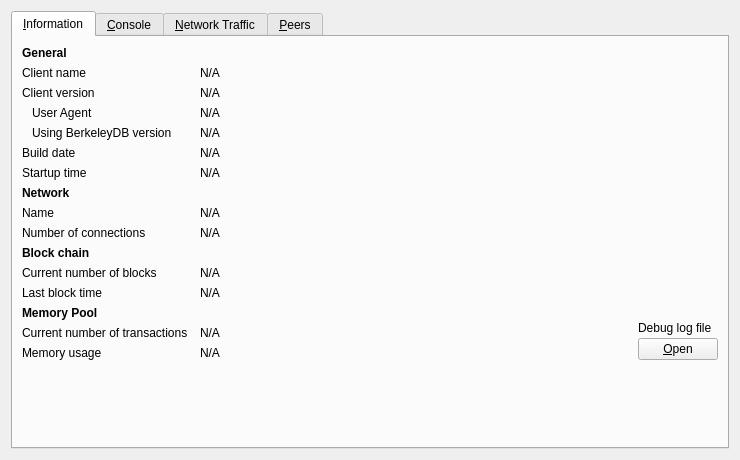
The window that src/qt/forms/debugwindow.ui (eacoin-project/eacore) describes before a commit, drawn with Qt 5.
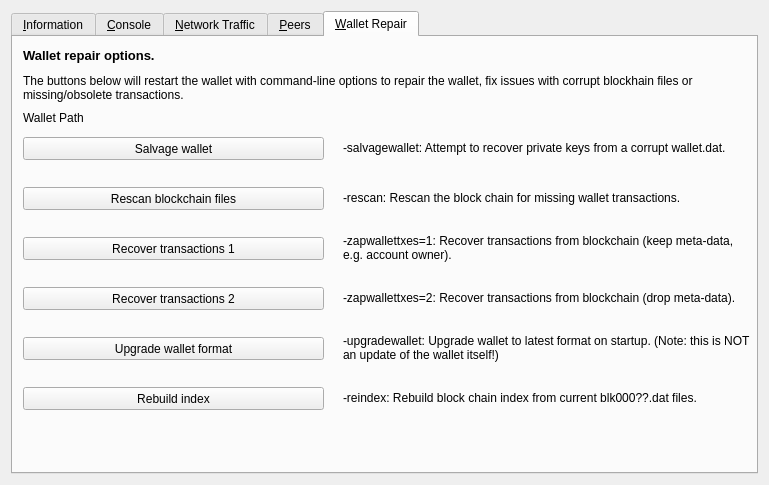
The same window after the commit. The open tabs and pages were chosen to show the change. Icons and pictures are not drawn. Custom widgets are drawn as their Qt base class.

Patch:
```diff
--- a/src/qt/forms/debugwindow.ui
+++ b/src/qt/forms/debugwindow.ui
@@ -6,8 +6,8 @@
    <rect>
     <x>0</x>
     <y>0</y>
-    <width>740</width>
-    <height>430</height>
+    <width>769</width>
+    <height>485</height>
    </rect>
   </property>
   <property name="windowTitle">
@@ -244,6 +244,20 @@
         </widget>
        </item>
        <item row="10" column="0">
+        <widget class="QLabel" name="masternodeCountLabel">
+         <property name="text">
+          <string>Number of Masternodes</string>
+         </property>
+        </widget>
+       </item>
+       <item row="10" column="1">
+        <widget class="QLabel" name="masternodeCount">
+         <property name="text">
+          <string>N/A</string>
+         </property>
+        </widget>
+       </item>
+       <item row="11" column="0">
         <widget class="QLabel" name="label_10">
          <property name="font">
           <font>
@@ -256,14 +270,14 @@
          </property>
         </widget>
        </item>
-       <item row="11" column="0">
+       <item row="12" column="0">
         <widget class="QLabel" name="label_3">
          <property name="text">
           <string>Current number of blocks</string>
          </property>
         </widget>
        </item>
-       <item row="11" column="1" colspan="2">
+       <item row="12" column="1" colspan="2">
         <widget class="QLabel" name="numberOfBlocks">
          <property name="cursor">
           <cursorShape>IBeamCursor</cursorShape>
@@ -279,14 +293,14 @@
          </property>
         </widget>
        </item>
-       <item row="12" column="0">
+       <item row="13" column="0">
         <widget class="QLabel" name="labelLastBlockTime">
          <property name="text">
           <string>Last block time</string>
          </property>
         </widget>
        </item>
-       <item row="12" column="1" colspan="2">
+       <item row="13" column="1" colspan="2">
         <widget class="QLabel" name="lastBlockTime">
          <property name="cursor">
           <cursorShape>IBeamCursor</cursorShape>
@@ -302,7 +316,7 @@
          </property>
         </widget>
        </item>
-       <item row="13" column="0">
+       <item row="14" column="0">
         <widget class="QLabel" name="labelMempoolTitle">
          <property name="font">
           <font>
@@ -315,14 +329,14 @@
          </property>
         </widget>
        </item>
-       <item row="14" column="0">
+       <item row="15" column="0">
         <widget class="QLabel" name="labelNumberOfTransactions">
          <property name="text">
           <string>Current number of transactions</string>
          </property>
         </widget>
        </item>
-       <item row="14" column="1">
+       <item row="15" column="1">
         <widget class="QLabel" name="mempoolNumberTxs">
          <property name="cursor">
           <cursorShape>IBeamCursor</cursorShape>
@@ -338,14 +352,14 @@
          </property>
         </widget>
        </item>
-       <item row="15" column="0">
+       <item row="16" column="0">
         <widget class="QLabel" name="labelMemoryUsage">
          <property name="text">
           <string>Memory usage</string>
          </property>
         </widget>
        </item>
-       <item row="15" column="1">
+       <item row="16" column="1">
         <widget class="QLabel" name="mempoolSize">
          <property name="cursor">
           <cursorShape>IBeamCursor</cursorShape>
@@ -361,7 +375,7 @@
          </property>
         </widget>
        </item>
-       <item row="13" column="2" rowspan="3">
+       <item row="14" column="2" rowspan="3">
         <layout class="QVBoxLayout" name="verticalLayoutDebugButton">
          <property name="spacing">
           <number>3</number>
@@ -401,7 +415,7 @@
          </item>
         </layout>
        </item>
-       <item row="16" column="0">
+       <item row="18" column="0">
         <spacer name="verticalSpacer">
          <property name="orientation">
           <enum>Qt::Vertical</enum>
@@ -1284,6 +1298,273 @@
        </item>
       </layout>
      </widget>
+     <widget class="QWidget" name="tab_repair">
+      <attribute name="title">
+       <string>&amp;Wallet Repair</string>
+      </attribute>
+      <widget class="QPushButton" name="btn_salvagewallet">
+       <property name="geometry">
+        <rect>
+         <x>10</x>
+         <y>100</y>
+         <width>301</width>
+         <height>23</height>
+        </rect>
+       </property>
+       <property name="minimumSize">
+        <size>
+         <width>180</width>
+         <height>23</height>
+        </size>
+       </property>
+       <property name="text">
+        <string>Salvage wallet</string>
+       </property>
+      </widget>
+      <widget class="QPushButton" name="btn_rescan">
+       <property name="geometry">
+        <rect>
+         <x>10</x>
+         <y>150</y>
+         <width>301</width>
+         <height>23</height>
+        </rect>
+       </property>
+       <property name="minimumSize">
+        <size>
+         <width>180</width>
+         <height>23</height>
+        </size>
+       </property>
+       <property name="text">
+        <string>Rescan blockchain files</string>
+       </property>
+      </widget>
+      <widget class="QPushButton" name="btn_zapwallettxes1">
+       <property name="geometry">
+        <rect>
+         <x>10</x>
+         <y>200</y>
+         <width>301</width>
+         <height>23</height>
+        </rect>
+       </property>
+       <property name="minimumSize">
+        <size>
+         <width>180</width>
+         <height>23</height>
+        </size>
+       </property>
+       <property name="text">
+        <string>Recover transactions 1</string>
+       </property>
+      </widget>
+      <widget class="QPushButton" name="btn_zapwallettxes2">
+       <property name="geometry">
+        <rect>
+         <x>10</x>
+         <y>250</y>
+         <width>301</width>
+         <height>23</height>
+        </rect>
+       </property>
+       <property name="minimumSize">
+        <size>
+         <width>180</width>
+         <height>23</height>
+        </size>
+       </property>
+       <property name="text">
+        <string>Recover transactions 2</string>
+       </property>
+      </widget>
+      <widget class="QPushButton" name="btn_upgradewallet">
+       <property name="geometry">
+        <rect>
+         <x>10</x>
+         <y>300</y>
+         <width>301</width>
+         <height>23</height>
+        </rect>
+       </property>
+       <property name="minimumSize">
+        <size>
+         <width>180</width>
+         <height>23</height>
+        </size>
+       </property>
+       <property name="text">
+        <string>Upgrade wallet format</string>
+       </property>
+      </widget>
+      <widget class="QLabel" name="label_repair_helptext">
+       <property name="geometry">
+        <rect>
+         <x>10</x>
+         <y>30</y>
+         <width>711</width>
+         <height>41</height>
+        </rect>
+       </property>
+       <property name="font">
+        <font>
+         <weight>50</weight>
+         <bold>false</bold>
+        </font>
+       </property>
+       <property name="text">
+        <string>The buttons below will restart the wallet with command-line options to repair the wallet, fix issues with corrupt blockhain files or missing/obsolete transactions.</string>
+       </property>
+       <property name="wordWrap">
+        <bool>true</bool>
+       </property>
+      </widget>
+      <widget class="QLabel" name="label_repair_salvage">
+       <property name="geometry">
+        <rect>
+         <x>330</x>
+         <y>90</y>
+         <width>411</width>
+         <height>41</height>
+        </rect>
+       </property>
+       <property name="text">
+        <string>-salvagewallet: Attempt to recover private keys from a corrupt wallet.dat.</string>
+       </property>
+       <property name="wordWrap">
+        <bool>true</bool>
+       </property>
+      </widget>
+      <widget class="QLabel" name="label_repair_rescan">
+       <property name="geometry">
+        <rect>
+         <x>330</x>
+         <y>140</y>
+         <width>411</width>
+         <height>41</height>
+        </rect>
+       </property>
+       <property name="text">
+        <string>-rescan: Rescan the block chain for missing wallet transactions.</string>
+       </property>
+       <property name="wordWrap">
+        <bool>true</bool>
+       </property>
+      </widget>
+      <widget class="QLabel" name="label_repair_zap1">
+       <property name="geometry">
+        <rect>
+         <x>330</x>
+         <y>190</y>
+         <width>411</width>
+         <height>41</height>
+        </rect>
+       </property>
+       <property name="text">
+        <string>-zapwallettxes=1: Recover transactions from blockchain (keep meta-data, e.g. account owner).</string>
+       </property>
+       <property name="wordWrap">
+        <bool>true</bool>
+       </property>
+      </widget>
+      <widget class="QLabel" name="label_repair_zap2">
+       <property name="geometry">
+        <rect>
+         <x>330</x>
+         <y>240</y>
+         <width>411</width>
+         <height>41</height>
+        </rect>
+       </property>
+       <property name="text">
+        <string>-zapwallettxes=2: Recover transactions from blockchain (drop meta-data).</string>
+       </property>
+       <property name="wordWrap">
+        <bool>true</bool>
+       </property>
+      </widget>
+      <widget class="QLabel" name="label_repair_upgrade">
+       <property name="geometry">
+        <rect>
+         <x>330</x>
+         <y>290</y>
+         <width>411</width>
+         <height>41</height>
+        </rect>
+       </property>
+       <property name="text">
+        <string>-upgradewallet: Upgrade wallet to latest format on startup. (Note: this is NOT an update of the wallet itself!)</string>
+       </property>
+       <property name="wordWrap">
+        <bool>true</bool>
+       </property>
+      </widget>
+      <widget class="QLabel" name="label_repair_header">
+       <property name="geometry">
+        <rect>
+         <x>10</x>
+         <y>10</y>
+         <width>711</width>
+         <height>16</height>
+        </rect>
+       </property>
+       <property name="font">
+        <font>
+         <pointsize>10</pointsize>
+         <weight>75</weight>
+         <bold>true</bold>
+        </font>
+       </property>
+       <property name="text">
+        <string>Wallet repair options.</string>
+       </property>
+       <property name="wordWrap">
+        <bool>true</bool>
+       </property>
+      </widget>
+      <widget class="QPushButton" name="btn_reindex">
+       <property name="geometry">
+        <rect>
+         <x>10</x>
+         <y>350</y>
+         <width>301</width>
+         <height>23</height>
+        </rect>
+       </property>
+       <property name="text">
+        <string>Rebuild index</string>
+       </property>
+      </widget>
+      <widget class="QLabel" name="label_repair_reindex">
+       <property name="geometry">
+        <rect>
+         <x>330</x>
+         <y>340</y>
+         <width>411</width>
+         <height>41</height>
+        </rect>
+       </property>
+       <property name="text">
+        <string>-reindex: Rebuild block chain index from current blk000??.dat files.</string>
+       </property>
+       <property name="wordWrap">
+        <bool>true</bool>
+       </property>
+      </widget>
+      <widget class="QLabel" name="wallet_path">
+       <property name="geometry">
+        <rect>
+         <x>10</x>
+         <y>70</y>
+         <width>731</width>
+         <height>21</height>
+        </rect>
+       </property>
+       <property name="text">
+        <string>Wallet Path</string>
+       </property>
+      </widget>
+     </widget>
     </widget>
    </item>
   </layout>
```
Left out of the diff: 8 changed lines with no effect on the pictures.
